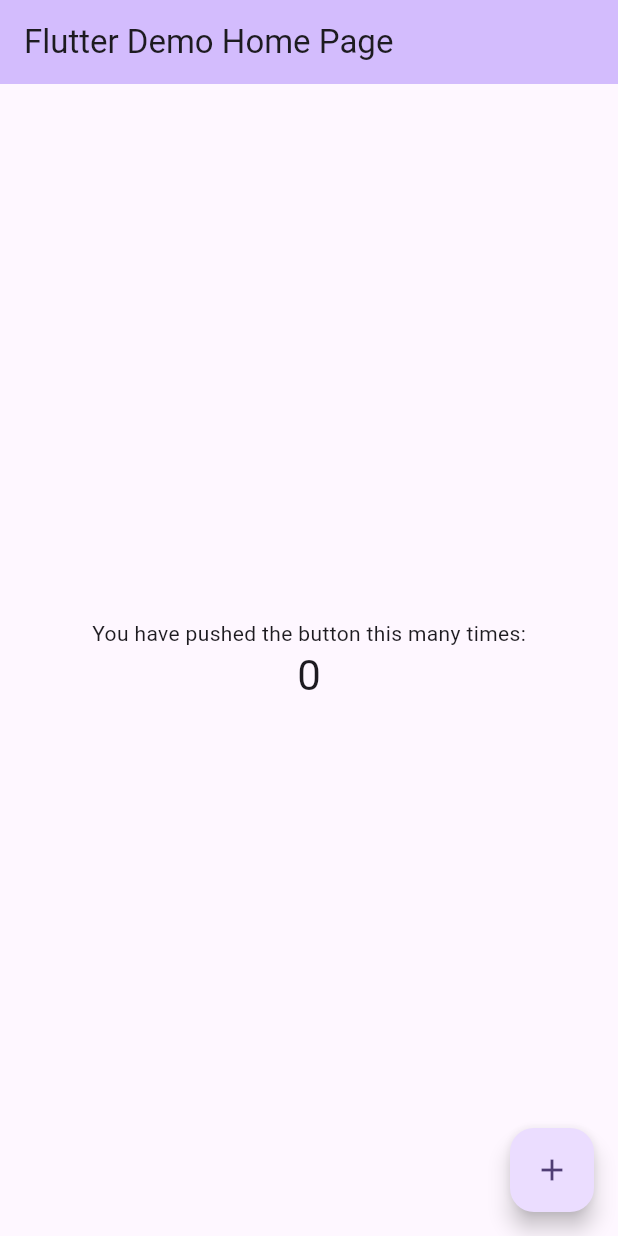
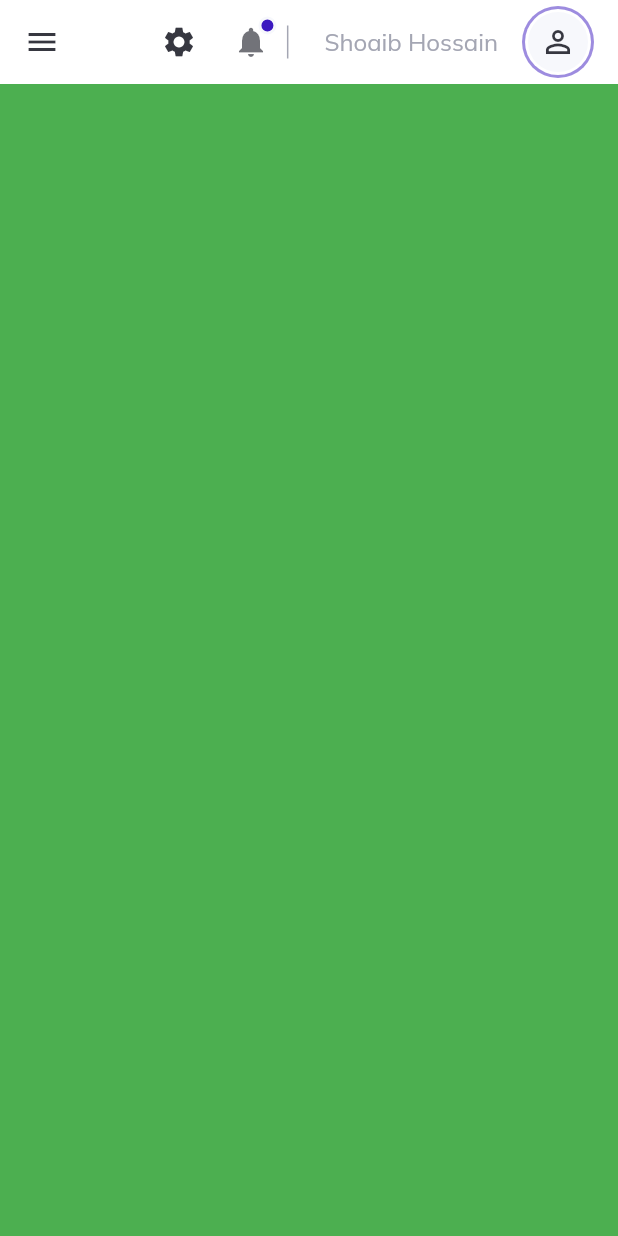
Before and after one commit to hossain101/first_web, a Flutter app: the screen it shows after launch, on a phone screen of 412 x 824 dp. Run offline on Flutter 3.47's test engine with Material 2 defaults, Android fonts, the phone set to English and light mode, and no system bars; our stand-ins replace get, google_fonts.

Commit message:
add menu controller

```diff
--- a/lib/constants/controller.dart
+++ b/lib/constants/controller.dart
@@ -0,0 +1,3 @@
+import 'package:first_web/controllers/menu_controller.dart';
+
+MenuController menuController= MenuController.instance;
--- a/lib/helpers/responsiveness.dart
+++ b/lib/helpers/responsiveness.dart
@@ -0,0 +1,60 @@
+import 'package:flutter/material.dart';
+
+const int largeScreenSize = 1366;
+const int mediumScreenSize = 768;
+const int smallSceenSize = 360;
+const int customScreenSize = 1100;
+
+
+
+
+class ResponsiveWidget extends StatelessWidget {
+  // the custom screen size is specific to this project
+  final Widget largeScreen;
+  final Widget mediumScreen;
+  final Widget smallScreen;
+  final Widget customScreen;
+
+
+  const ResponsiveWidget({
+     Key? key,
+    required this.largeScreen,
+     required this.mediumScreen,
+    required this.smallScreen, required this.customScreen,
+  }) : super(key: key);
+
+  static bool isSmallScreen(BuildContext context) {
+    return MediaQuery.of(context).size.width < mediumScreenSize;
+  }
+
+  static bool isMediumScreen(BuildContext context) {
+    return MediaQuery.of(context).size.width >= mediumScreenSize &&
+        MediaQuery.of(context).size.width < largeScreenSize;
+  }
+
+  static bool isLargeScreen(BuildContext context) {
+    return MediaQuery.of(context).size.width > largeScreenSize;
+  }
+
+
+  static bool isCustomSize(BuildContext context) {
+    return MediaQuery.of(context).size.width <= customScreenSize &&
+        MediaQuery.of(context).size.width >= mediumScreenSize;
+  }
+
+  @override
+  Widget build(BuildContext context) {
+    return LayoutBuilder(
+      builder: (context, constraints) {
+        if (constraints.maxWidth >= largeScreenSize) {
+          return largeScreen;
+        } else if (constraints.maxWidth < largeScreenSize &&
+            constraints.maxWidth >= mediumScreenSize) {
+          return mediumScreen ?? largeScreen;
+        } else {
+          return smallScreen ?? largeScreen;
+        }
+      },
+    );
+  }
+}
--- a/lib/layout.dart
+++ b/lib/layout.dart
@@ -0,0 +1,20 @@
+import 'package:first_web/helpers/responsiveness.dart';
+import 'package:first_web/widgets/large_screen.dart';
+import 'package:first_web/widgets/small_screen.dart';
+import 'package:first_web/widgets/top_nav.dart';
+import 'package:flutter/material.dart';
+
+class SiteLayout extends StatelessWidget {
+  SiteLayout({super.key});
+
+  @override
+  Widget build(BuildContext context) {
+   final GlobalKey<ScaffoldState> scaffoldKey = GlobalKey();
+    return Scaffold(
+      key: scaffoldKey,
+      appBar: topNavigationBar(context, scaffoldKey),
+      drawer: Drawer(),
+      body:ResponsiveWidget(largeScreen: LargeScreen(), mediumScreen: LargeScreen(), smallScreen: SmallScreen(), customScreen: SmallScreen(),),
+    );
+  }
+}
--- a/lib/main.dart
+++ b/lib/main.dart
@@ -1,126 +1,37 @@
+import 'package:first_web/layout.dart';
+import 'package:flutter/cupertino.dart';
 import 'package:flutter/material.dart';
+import 'package:get/get.dart';
+import 'package:google_fonts/google_fonts.dart';
 
-void main() {
-  runApp(const MyApp());
+void main(){
+  Get.put(MenuController());
+  runApp(MyApp());
 }
+
 
 class MyApp extends StatelessWidget {
   const MyApp({super.key});
 
-  // This widget is the root of your application.
   @override
   Widget build(BuildContext context) {
-    return MaterialApp(
-      title: 'Flutter Demo',
+    return GetMaterialApp(
+      //debugShowCheckedModeBanner: false,
+      title: "Dash",
       theme: ThemeData(
-        // This is the theme of your application.
-        //
-        // TRY THIS: Try running your application with "flutter run". You'll see
-        // the application has a blue toolbar. Then, without quitting the app,
-        // try changing the seedColor in the colorScheme below to Colors.green
-        // and then invoke "hot reload" (save your changes or press the "hot
-        // reload" button in a Flutter-supported IDE, or press "r" if you used
-        // the command line to start the app).
-        //
-        // Notice that the counter didn't reset back to zero; the application
-        // state is not lost during the reload. To reset the state, use hot
-        // restart instead.
-        //
-        // This works for code too, not just values: Most code changes can be
-        // tested with just a hot reload.
-        colorScheme: ColorScheme.fromSeed(seedColor: Colors.deepPurple),
-        useMaterial3: true,
+        scaffoldBackgroundColor: Colors.white,
+        textTheme:  GoogleFonts.mulishTextTheme(
+          Theme.of(context).textTheme
+      ).apply(
+          bodyColor: Colors.black
+        ),
+        pageTransitionsTheme: PageTransitionsTheme(
+          builders: {TargetPlatform.iOS: FadeUpwardsPageTransitionsBuilder(),
+          TargetPlatform.android:FadeUpwardsPageTransitionsBuilder(),}
+        ),
+        primaryColor: Colors.blue,
       ),
-      debugShowCheckedModeBanner: false,
-      home: const MyHomePage(title: 'Flutter Demo Home Page'),
+      home: SiteLayout(),
     );
   }
 }
-
-class MyHomePage extends StatefulWidget {
-  const MyHomePage({super.key, required this.title});
-
-  // This widget is the home page of your application. It is stateful, meaning
-  // that it has a State object (defined below) that contains fields that affect
-  // how it looks.
-
-  // This class is the configuration for the state. It holds the values (in this
-  // case the title) provided by the parent (in this case the App widget) and
-  // used by the build method of the State. Fields in a Widget subclass are
-  // always marked "final".
-
-  final String title;
-
-  @override
-  State<MyHomePage> createState() => _MyHomePageState();
-}
-
-class _MyHomePageState extends State<MyHomePage> {
-  int _counter = 0;
-
-  void _incrementCounter() {
-    setState(() {
-      // This call to setState tells the Flutter framework that something has
-      // changed in this State, which causes it to rerun the build method below
-      // so that the display can reflect the updated values. If we changed
-      // _counter without calling setState(), then the build method would not be
-      // called again, and so nothing would appear to happen.
-      _counter++;
-    });
-  }
-
-  @override
-  Widget build(BuildContext context) {
-    // This method is rerun every time setState is called, for instance as done
-    // by the _incrementCounter method above.
-    //
-    // The Flutter framework has been optimized to make rerunning build methods
-    // fast, so that you can just rebuild anything that needs updating rather
-    // than having to individually change instances of widgets.
-    return Scaffold(
-      appBar: AppBar(
-        // TRY THIS: Try changing the color here to a specific color (to
-        // Colors.amber, perhaps?) and trigger a hot reload to see the AppBar
-        // change color while the other colors stay the same.
-        backgroundColor: Theme.of(context).colorScheme.inversePrimary,
-        // Here we take the value from the MyHomePage object that was created by
-        // the App.build method, and use it to set our appbar title.
-        title: Text(widget.title),
-      ),
-      body: Center(
-        // Center is a layout widget. It takes a single child and positions it
-        // in the middle of the parent.
-        child: Column(
-          // Column is also a layout widget. It takes a list of children and
-          // arranges them vertically. By default, it sizes itself to fit its
-          // children horizontally, and tries to be as tall as its parent.
-          //
-          // Column has various properties to control how it sizes itself and
-          // how it positions its children. Here we use mainAxisAlignment to
-          // center the children vertically; the main axis here is the vertical
-          // axis because Columns are vertical (the cross axis would be
-          // horizontal).
-          //
-          // TRY THIS: Invoke "debug painting" (choose the "Toggle Debug Paint"
-          // action in the IDE, or press "p" in the console), to see the
-          // wireframe for each widget.
-          mainAxisAlignment: MainAxisAlignment.center,
-          children: <Widget>[
-            const Text(
-              'You have pushed the button this many times:',
-            ),
-            Text(
-              '$_counter',
-              style: Theme.of(context).textTheme.headlineMedium,
-            ),
-          ],
-        ),
-      ),
-      floatingActionButton: FloatingActionButton(
-        onPressed: _incrementCounter,
-        tooltip: 'Increment',
-        child: const Icon(Icons.add),
-      ), // This trailing comma makes auto-formatting nicer for build methods.
-    );
-  }
-}
--- a/lib/widgets/custom_text.dart
+++ b/lib/widgets/custom_text.dart
@@ -0,0 +1,26 @@
+import 'package:flutter/material.dart';
+
+class CustomText extends StatelessWidget {
+  const CustomText(
+      {super.key,
+      required this.text,
+      required this.size,
+        required this.color,
+       this.weight = FontWeight.normal });
+
+  final String text;
+  final double size;
+  final Color color;
+  final FontWeight weight ;
+
+  @override
+  Widget build(BuildContext context) {
+    return Text(
+      text,
+      style: TextStyle(
+          fontSize: size ?? 16,
+          color: color ?? Colors.black,
+          fontWeight: weight ?? FontWeight.normal),
+    );
+  }
+}
--- a/lib/widgets/small_screen.dart
+++ b/lib/widgets/small_screen.dart
@@ -0,0 +1,13 @@
+import 'package:flutter/material.dart';
+
+class SmallScreen extends StatelessWidget {
+  const SmallScreen({super.key});
+
+  @override
+  Widget build(BuildContext context) {
+    return Container(
+      constraints: BoxConstraints.expand(),
+      color: Colors.green,
+    );
+  }
+}
--- a/lib/widgets/top_nav.dart
+++ b/lib/widgets/top_nav.dart
@@ -0,0 +1,80 @@
+import 'package:first_web/constants/style.dart';
+import 'package:first_web/helpers/responsiveness.dart';
+import 'package:flutter/material.dart';
+
+import 'custom_text.dart';
+
+AppBar topNavigationBar(BuildContext context,  GlobalKey<ScaffoldState> key) =>
+    AppBar(
+      leading: !ResponsiveWidget.isSmallScreen(context) ? Row(
+        children: [
+          Padding(
+            padding: const EdgeInsets.only(left: 16),
+            child: Icon(Icons.add_chart_rounded),
+          ),
+        ],
+      ) : IconButton(icon: Icon(Icons.menu), onPressed: (){
+        key.currentState!.openDrawer();
+      }),
+      title: Container(
+        child: Row(
+          children: [
+            Visibility(
+                visible: !ResponsiveWidget.isSmallScreen(context),
+                child: CustomText(text: "Dash", color: lightGrey, size: 20, weight: FontWeight.bold,)),
+            Expanded(child: Container()),
+            IconButton(icon: Icon(Icons.settings, color: dark,), onPressed: (){}),
+
+            Stack(
+              children: [
+                IconButton(icon: Icon(Icons.notifications, color: dark.withOpacity(.7),), onPressed: (){}),
+                Positioned(
+                  top: 7,
+                  right: 7,
+                  child: Container(
+                    width: 12,
+                    height: 12,
+                    padding: EdgeInsets.all(4),
+                    decoration: BoxDecoration(
+                        color: active,
+                        borderRadius: BorderRadius.circular(30),
+                        border: Border.all(color: light, width: 2)
+                    ),
+                  ),
+                )
+              ],
+            ),
+
+            Container(
+              width: 1,
+              height: 22,
+              color: lightGrey,
+            ),
+            SizedBox(width: 24,),
+            CustomText(text: "Shoaib Hossain", color: lightGrey, size: 16, weight: FontWeight.normal,),
+            SizedBox(width: 16,),
+            Container(
+              decoration: BoxDecoration(
+                  color: active.withOpacity(.5),
+                  borderRadius: BorderRadius.circular(30)
+              ),
+              child: Container(
+                decoration: BoxDecoration(
+                    color: Colors.white,
+                    borderRadius: BorderRadius.circular(30)
+                ),
+                padding: EdgeInsets.all(2),
+                margin: EdgeInsets.all(2),
+                child: CircleAvatar(
+                  backgroundColor: light,
+                  child: Icon(Icons.person_outline, color: dark,),
+                ),
+              ),
+            )
+          ],
+        ),
+      ),
+      iconTheme: IconThemeData(color: dark),
+      elevation: 0,
+      backgroundColor: Colors.transparent,
+    );
--- a/pubspec.yaml
+++ b/pubspec.yaml
@@ -38,6 +38,9 @@ dependencies:
   responsive_builder: ^0.7.0
   entry: ^0.0.8+1
   get: ^4.6.5
+  google_fonts: ^5.1.0
+  charts_flutter: ^0.12.0
+  data_table_2: ^2.4.2
 
 dev_dependencies:
   flutter_test:
```
Also changed, not shown: lib/constants/style.dart (+8 -0 lines), lib/controllers/menu_controller.dart (+58 -0 lines), lib/routing/routes.dart (+14 -0 lines), lib/widgets/large_screen.dart (+24 -0 lines), pubspec.lock.
